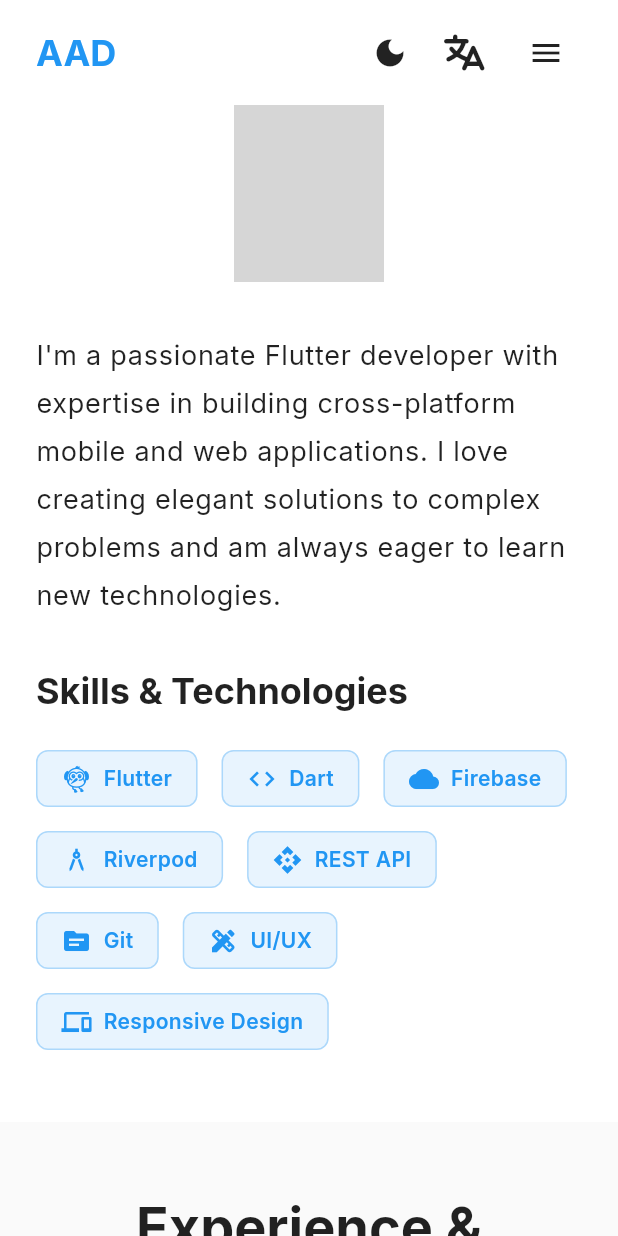
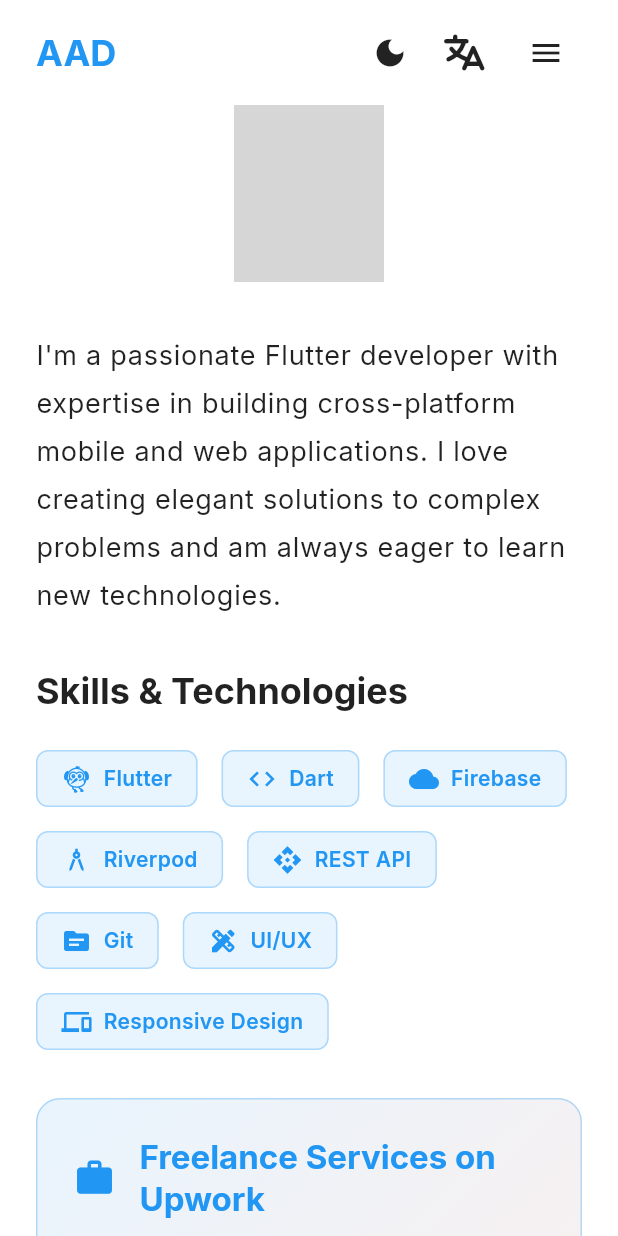
Before and after one commit to alperenderici/aadev, a Flutter app: the screen it shows after launch, scrolled down 1152 dp, on a phone screen of 412 x 824 dp. Run offline on Flutter 3.47's test engine with Material 3 defaults, Android fonts, the phone set to English and light mode, and no system bars; drawn by our look-alikes of flutter_animate; our stand-ins replace firebase_analytics, firebase_core, flutter_riverpod, font_awesome_flutter, google_fonts, riverpod_annotation and 1 more; accounts and stored records are empty; generated files the repository leaves out were written again; statements that could not run were skipped; grey boxes are pictures that could not be loaded.

Commit message:
Add Upwork projects, GDG events section, and Upwork service showcase

```diff
--- a/lib/core/constants/app_constants.dart
+++ b/lib/core/constants/app_constants.dart
@@ -15,7 +15,9 @@ class AppConstants {
   static const String githubUrl = 'https://github.com/alperenderici';
   static const String linkedinUrl = 'https://linkedin.com/in/alperenderici';
   static const String upworkUrl =
-      'https://www.upwork.com/freelancers/~01066de01bf9c1790f'; // Update
+      'https://www.upwork.com/freelancers/~01066de01bf9c1790f';
+  static const String upworkServiceUrl =
+      'https://www.upwork.com/services/product/development-it-a-scalable-cross-platform-app-mvp-built-ready-to-grow-into-production-1969853513010293066';
   static const String mediumUrl = 'https://medium.com/@alperenderici';
   static const String twitterUrl = 'https://twitter.com/grandealperen';
   static const String letterboxdUrl = 'https://letterboxd.com/alperenderici';
--- a/lib/core/data/experiences_data.dart
+++ b/lib/core/data/experiences_data.dart
@@ -6,6 +6,45 @@ class ExperiencesData {
   ExperiencesData._();
 
   static final List<ExperienceModel> experiences = [
+    // Upwork Projects (Current)
+    ExperienceModel(
+      id: 'safea',
+      titleKey: 'exp_safea_title',
+      descriptionKey: 'exp_safea_desc',
+      companyName: 'Upwork',
+      technologies: ['Flutter', 'AR', 'Figma', 'Firebase', 'MVP Development'],
+      startDate: DateTime(2025, 1),
+      isCurrent: true,
+    ),
+    ExperienceModel(
+      id: 'lyt',
+      titleKey: 'exp_lyt_title',
+      descriptionKey: 'exp_lyt_desc',
+      companyName: 'Upwork',
+      technologies: ['Flutter', 'AR', 'Figma', 'Firebase', 'MVP Development'],
+      startDate: DateTime(2025, 1),
+      isCurrent: true,
+    ),
+    ExperienceModel(
+      id: 'amora',
+      titleKey: 'exp_amora_title',
+      descriptionKey: 'exp_amora_desc',
+      companyName: 'Upwork',
+      technologies: ['Flutter', 'Figma', 'Firebase', 'MVP Development'],
+      startDate: DateTime(2025, 1),
+      isCurrent: true,
+    ),
+    ExperienceModel(
+      id: 'high_fidelity',
+      titleKey: 'exp_high_fidelity_title',
+      descriptionKey: 'exp_high_fidelity_desc',
+      companyName: 'Upwork',
+      technologies: ['Flutter', 'Figma', 'Firebase', 'MVP Development'],
+      startDate: DateTime(2025, 1),
+      isCurrent: true,
+    ),
+
+    // Previous Projects
     ExperienceModel(
       id: 'fitgo',
       titleKey: 'exp_fitgo_title',
@@ -29,12 +68,7 @@ class ExperiencesData {
       descriptionKey: 'exp_hygge_desc',
       companyName: 'Hygge',
       screenshot: AssetPaths.hyggeScreenshot,
-      technologies: [
-        'Flutter',
-        'Firebase',
-        'Provider',
-        'REST API',
-      ],
+      technologies: ['Flutter', 'Firebase', 'Provider', 'REST API'],
       startDate: DateTime(2022, 6),
       endDate: DateTime(2023, 1),
       isCurrent: false,
@@ -45,12 +79,7 @@ class ExperiencesData {
       descriptionKey: 'exp_gagas_desc',
       companyName: 'Gagas',
       screenshot: AssetPaths.gagasAppScreenshot,
-      technologies: [
-        'Flutter',
-        'Firebase',
-        'GetX',
-        'Google Maps',
-      ],
+      technologies: ['Flutter', 'Firebase', 'GetX', 'Google Maps'],
       startDate: DateTime(2021, 9),
       endDate: DateTime(2022, 6),
       isCurrent: false,
@@ -61,11 +90,7 @@ class ExperiencesData {
       descriptionKey: 'exp_biko_desc',
       companyName: 'Biko',
       screenshot: AssetPaths.bikoScreenshot,
-      technologies: [
-        'Flutter',
-        'Firebase',
-        'Provider',
-      ],
+      technologies: ['Flutter', 'Firebase', 'Provider'],
       startDate: DateTime(2021, 3),
       endDate: DateTime(2021, 9),
       isCurrent: false,
@@ -76,11 +101,7 @@ class ExperiencesData {
       descriptionKey: 'exp_boly_desc',
       companyName: 'Boly',
       companyLogo: AssetPaths.bolyLogoScreenshot,
-      technologies: [
-        'Flutter',
-        'Firebase',
-        'BLoC',
-      ],
+      technologies: ['Flutter', 'Firebase', 'BLoC'],
       startDate: DateTime(2020, 10),
       endDate: DateTime(2021, 3),
       isCurrent: false,
@@ -91,11 +112,7 @@ class ExperiencesData {
       descriptionKey: 'exp_kanguru_desc',
       companyName: 'Kanguru',
       companyLogo: AssetPaths.kanguruLogoScreenshot,
-      technologies: [
-        'Flutter',
-        'Firebase',
-        'Provider',
-      ],
+      technologies: ['Flutter', 'Firebase', 'Provider'],
       startDate: DateTime(2020, 6),
       endDate: DateTime(2020, 10),
       isCurrent: false,
@@ -106,11 +123,7 @@ class ExperiencesData {
       descriptionKey: 'exp_appy_desc',
       companyName: 'Appy Ventures',
       screenshot: AssetPaths.appyVenturesScreenshot,
-      technologies: [
-        'Flutter',
-        'Firebase',
-        'Provider',
-      ],
+      technologies: ['Flutter', 'Firebase', 'Provider'],
       startDate: DateTime(2020, 1),
       endDate: DateTime(2020, 6),
       isCurrent: false,
@@ -121,10 +134,7 @@ class ExperiencesData {
       descriptionKey: 'exp_alper_bekat_desc',
       companyName: 'Alper Bekat',
       screenshot: AssetPaths.alperBekatScreenshot,
-      technologies: [
-        'Flutter',
-        'Firebase',
-      ],
+      technologies: ['Flutter', 'Firebase'],
       startDate: DateTime(2019, 9),
       endDate: DateTime(2020, 1),
       isCurrent: false,
--- a/lib/core/l10n/app_localizations.dart
+++ b/lib/core/l10n/app_localizations.dart
@@ -122,6 +122,41 @@ class AppLocalizations {
       'exp_alper_bekat_title': 'Alper Bekat - Portfolio Projects',
       'exp_alper_bekat_desc':
           'Developed multiple portfolio projects and client applications, gaining experience in Flutter development and Firebase integration.',
+
+      // Upwork Projects
+      'exp_safea_title': 'Safea - AR Mobile Application',
+      'exp_safea_desc':
+          'Developing an AR-enabled mobile application MVP from Figma designs for Upwork client. Building scalable cross-platform solution ready for production deployment.',
+      'exp_lyt_title': 'L-yt - AR Mobile Application',
+      'exp_lyt_desc':
+          'Creating an AR-focused mobile application MVP based on Figma specifications for Upwork client. Implementing augmented reality features with Flutter.',
+      'exp_amora_title': 'Amora - Mobile Application MVP',
+      'exp_amora_desc':
+          'Building a mobile application MVP from Figma designs for Upwork client. Developing scalable architecture ready to grow into production.',
+      'exp_high_fidelity_title': 'High Fidelity - Mobile Application MVP',
+      'exp_high_fidelity_desc':
+          'Developing a mobile application MVP based on Figma designs for Upwork client. Creating cross-platform solution with focus on scalability and production readiness.',
+
+      // Upwork Service
+      'upwork_service_title': 'Freelance Services on Upwork',
+      'upwork_service_desc':
+          'I offer professional Flutter development services on Upwork. Specializing in building scalable, cross-platform app MVPs from Figma designs, ready to grow into production. Let\'s bring your app idea to life!',
+      'upwork_service_cta': 'View My Service',
+
+      // Events & Conferences
+      'events_title': 'Events & Conferences',
+      'events_subtitle': 'Community Engagement & Learning',
+      'event_attendee': 'Attendee',
+      'event_gdg_izmir_devfest': 'GDG Izmir DevFest',
+      'event_wtm_izmir': 'Women Techmakers Izmir',
+      'event_gdg_manisa_devfest': 'GDG Manisa DevFest',
+      'event_dsc_galatasaray_flutter':
+          'Google DSC Galatasaray Club Flutter Camp',
+      'event_google_io_extended_izmir': 'Google I/O Extended Izmir',
+      'event_fuckup_nights_izmir': 'Fuck Up Nights Izmir',
+      'event_cloud_jam_a_thon': 'Cloud Jam a Thon',
+      'event_hack_n_break': 'Hack\'N Break',
+      'event_create_in_izmir': 'Create In Izmir Pitching Day',
     },
     'tr': {
       // Navigation
@@ -226,6 +261,41 @@ class AppLocalizations {
       'exp_alper_bekat_title': 'Alper Bekat - Portföy Projeleri',
       'exp_alper_bekat_desc':
           'Flutter geliştirme ve Firebase entegrasyonu konusunda deneyim kazanarak birden fazla portföy projesi ve müşteri uygulaması geliştirdim.',
+
+      // Upwork Projeleri
+      'exp_safea_title': 'Safea - AR Mobil Uygulama',
+      'exp_safea_desc':
+          'Upwork müşterisi için Figma tasarımlarından AR destekli mobil uygulama MVP\'si geliştiriyorum. Üretime hazır ölçeklenebilir cross-platform çözüm oluşturuyorum.',
+      'exp_lyt_title': 'L-yt - AR Mobil Uygulama',
+      'exp_lyt_desc':
+          'Upwork müşterisi için Figma spesifikasyonlarına göre AR odaklı mobil uygulama MVP\'si oluşturuyorum. Flutter ile artırılmış gerçeklik özellikleri uyguluyorum.',
+      'exp_amora_title': 'Amora - Mobil Uygulama MVP',
+      'exp_amora_desc':
+          'Upwork müşterisi için Figma tasarımlarından mobil uygulama MVP\'si geliştiriyorum. Üretime geçmeye hazır ölçeklenebilir mimari oluşturuyorum.',
+      'exp_high_fidelity_title': 'High Fidelity - Mobil Uygulama MVP',
+      'exp_high_fidelity_desc':
+          'Upwork müşterisi için Figma tasarımlarına göre mobil uygulama MVP\'si geliştiriyorum. Ölçeklenebilirlik ve üretime hazırlık odaklı cross-platform çözüm oluşturuyorum.',
+
+      // Upwork Hizmeti
+      'upwork_service_title': 'Upwork\'te Freelance Hizmetlerim',
+      'upwork_service_desc':
+          'Upwork\'te profesyonel Flutter geliştirme hizmetleri sunuyorum. Figma tasarımlarından üretime hazır, ölçeklenebilir cross-platform uygulama MVP\'leri oluşturma konusunda uzmanım. Uygulama fikrinizi hayata geçirelim!',
+      'upwork_service_cta': 'Hizmetimi Görüntüle',
+
+      // Etkinlikler & Konferanslar
+      'events_title': 'Etkinlikler & Konferanslar',
+      'events_subtitle': 'Topluluk Katılımı & Öğrenme',
+      'event_attendee': 'Katılımcı',
+      'event_gdg_izmir_devfest': 'GDG Izmir DevFest',
+      'event_wtm_izmir': 'Women Techmakers Izmir',
+      'event_gdg_manisa_devfest': 'GDG Manisa DevFest',
+      'event_dsc_galatasaray_flutter':
+          'Google DSC Galatasaray Kulübü Flutter Kampı',
+      'event_google_io_extended_izmir': 'Google I/O Extended Izmir',
+      'event_fuckup_nights_izmir': 'Fuck Up Nights Izmir',
+      'event_cloud_jam_a_thon': 'Cloud Jam a Thon',
+      'event_hack_n_break': 'Hack\'N Break',
+      'event_create_in_izmir': 'Create In Izmir Pitching Day',
     },
   };
 
--- a/lib/features/home/pages/home_page.dart
+++ b/lib/features/home/pages/home_page.dart
@@ -2,6 +2,7 @@ import 'package:flutter/material.dart';
 import 'package:aad/features/home/widgets/hero_section.dart';
 import 'package:aad/features/home/widgets/about_section.dart';
 import 'package:aad/features/home/widgets/experience_section.dart';
+import 'package:aad/features/home/widgets/events_section.dart';
 import 'package:aad/features/home/widgets/certificates_section.dart';
 import 'package:aad/features/home/widgets/social_links_section.dart';
 import 'package:aad/features/home/widgets/cv_download_section.dart';
@@ -23,6 +24,7 @@ class _HomePageState extends State<HomePage> {
     'home': GlobalKey(),
     'about': GlobalKey(),
     'experience': GlobalKey(),
+    'events': GlobalKey(),
     'certificates': GlobalKey(),
     'social': GlobalKey(),
     'cv': GlobalKey(),
@@ -40,9 +42,7 @@ class _HomePageState extends State<HomePage> {
     return Scaffold(
       body: Column(
         children: [
-          AppNavigationBar(
-            onNavigate: _scrollToSection,
-          ),
+          AppNavigationBar(onNavigate: _scrollToSection),
           Expanded(
             child: SingleChildScrollView(
               controller: _scrollController,
@@ -67,6 +67,12 @@ class _HomePageState extends State<HomePage> {
                   Container(
                     key: _sectionKeys['experience'],
                     child: const ExperienceSection(),
+                  ),
+
+                  // Events Section
+                  Container(
+                    key: _sectionKeys['events'],
+                    child: const EventsSection(),
                   ),
 
                   // Certificates Section
--- a/lib/features/home/widgets/about_section.dart
+++ b/lib/features/home/widgets/about_section.dart
@@ -7,6 +7,7 @@ import 'package:aad/core/utils/responsive.dart';
 import 'package:aad/shared/widgets/section_title.dart';
 import 'package:aad/shared/widgets/responsive_section.dart';
 import 'package:aad/shared/widgets/animated_card.dart';
+import 'package:url_launcher/url_launcher.dart';
 
 /// About section widget
 class AboutSection extends StatelessWidget {
@@ -22,9 +23,7 @@ class AboutSection extends StatelessWidget {
       backgroundColor: theme.colorScheme.surface,
       child: Column(
         children: [
-          SectionTitle(
-            title: l10n.aboutTitle,
-          ),
+          SectionTitle(title: l10n.aboutTitle),
           const SizedBox(height: AppConstants.spacingXXL),
           isMobile
               ? _buildMobileLayout(context, l10n, theme)
@@ -56,15 +55,9 @@ class AboutSection extends StatelessWidget {
     return Row(
       crossAxisAlignment: CrossAxisAlignment.start,
       children: [
-        Expanded(
-          flex: 2,
-          child: _buildContent(context, l10n, theme),
-        ),
+        Expanded(flex: 2, child: _buildContent(context, l10n, theme)),
         const SizedBox(width: AppConstants.spacingXXL),
-        Expanded(
-          flex: 1,
-          child: _buildImages(context),
-        ),
+        Expanded(flex: 1, child: _buildImages(context)),
       ],
     );
   }
@@ -102,7 +95,96 @@ class AboutSection extends StatelessWidget {
             .animate()
             .fadeIn(duration: AppConstants.mediumAnimation, delay: 300.ms)
             .slideY(begin: 0.2, end: 0),
+        const SizedBox(height: AppConstants.spacingXL),
+        _buildUpworkService(context, l10n, theme)
+            .animate()
+            .fadeIn(duration: AppConstants.mediumAnimation, delay: 400.ms)
+            .slideY(begin: 0.2, end: 0),
       ],
+    );
+  }
+
+  Widget _buildUpworkService(
+    BuildContext context,
+    AppLocalizations l10n,
+    ThemeData theme,
+  ) {
+    return Container(
+      padding: const EdgeInsets.all(AppConstants.spacingL),
+      decoration: BoxDecoration(
+        gradient: LinearGradient(
+          colors: [
+            theme.colorScheme.primary.withOpacity(0.1),
+            theme.colorScheme.secondary.withOpacity(0.1),
+          ],
+          begin: Alignment.topLeft,
+          end: Alignment.bottomRight,
+        ),
+        borderRadius: BorderRadius.circular(AppConstants.radiusL),
+        border: Border.all(color: theme.colorScheme.primary.withOpacity(0.3)),
+      ),
+      child: Column(
+        crossAxisAlignment: CrossAxisAlignment.start,
+        children: [
+          Row(
+            children: [
+              Icon(Icons.work, color: theme.colorScheme.primary, size: 28),
+              const SizedBox(width: AppConstants.spacingM),
+              Expanded(
+                child: Text(
+                  l10n.translate('upwork_service_title'),
+                  style: theme.textTheme.titleLarge?.copyWith(
+                    fontWeight: FontWeight.bold,
+                    color: theme.colorScheme.primary,
+                  ),
+                ),
+              ),
+            ],
+          ),
+          const SizedBox(height: AppConstants.spacingM),
+          Text(
+            l10n.translate('upwork_service_desc'),
+            style: theme.textTheme.bodyLarge?.copyWith(height: 1.6),
+          ),
+          const SizedBox(height: AppConstants.spacingL),
+          InkWell(
+            onTap: () async {
+              final url = Uri.parse(AppConstants.upworkServiceUrl);
+              if (await canLaunchUrl(url)) {
+                await launchUrl(url, mode: LaunchMode.externalApplication);
+              }
+            },
+            child: Container(
+              padding: const EdgeInsets.symmetric(
+                horizontal: AppConstants.spacingL,
+                vertical: AppConstants.spacingM,
+              ),
+              decoration: BoxDecoration(
+                color: theme.colorScheme.primary,
+                borderRadius: BorderRadius.circular(AppConstants.radiusM),
+              ),
+              child: Row(
+                mainAxisSize: MainAxisSize.min,
+                children: [
+                  Text(
+                    l10n.translate('upwork_service_cta'),
+                    style: theme.textTheme.titleMedium?.copyWith(
+                      color: Colors.white,
+                      fontWeight: FontWeight.bold,
+                    ),
+                  ),
+                  const SizedBox(width: AppConstants.spacingS),
+                  const Icon(
+                    Icons.arrow_forward,
+                    color: Colors.white,
+                    size: 20,
+                  ),
+                ],
+              ),
+            ),
+          ),
+        ],
+      ),
     );
   }
 
@@ -141,7 +223,9 @@ class AboutSection extends StatelessWidget {
                 errorBuilder: (context, error, stackTrace) {
                   return Container(
                     height: 300,
-                color: Theme.of(context).colorScheme.primary.withOpacity(0.1),
+                    color: Theme.of(
+                      context,
+                    ).colorScheme.primary.withOpacity(0.1),
                     child: const Icon(Icons.image, size: 100),
                   );
                 },
@@ -159,10 +243,7 @@ class _SkillChip extends StatelessWidget {
   final String name;
   final IconData icon;
 
-  const _SkillChip({
-    required this.name,
-    required this.icon,
-  });
+  const _SkillChip({required this.name, required this.icon});
 
   @override
   Widget build(BuildContext context) {
@@ -176,18 +257,12 @@ class _SkillChip extends StatelessWidget {
       decoration: BoxDecoration(
         color: theme.colorScheme.primary.withOpacity(0.1),
         borderRadius: BorderRadius.circular(AppConstants.radiusM),
-        border: Border.all(
-          color: theme.colorScheme.primary.withOpacity(0.3),
-        ),
+        border: Border.all(color: theme.colorScheme.primary.withOpacity(0.3)),
       ),
       child: Row(
         mainAxisSize: MainAxisSize.min,
         children: [
-          Icon(
-            icon,
-            size: 20,
-            color: theme.colorScheme.primary,
-          ),
+          Icon(icon, size: 20, color: theme.colorScheme.primary),
           const SizedBox(width: AppConstants.spacingS),
           Text(
             name,
```
Also changed, not shown: lib/core/data/events_data.dart (added, +72 -0 lines), lib/core/models/event_model.dart (added, +20 -0 lines), lib/features/home/widgets/events_section.dart (added, +202 -0 lines), lib/firebase_options.dart, 2 other files. Lines whose indentation alone changed are shown as unchanged.
